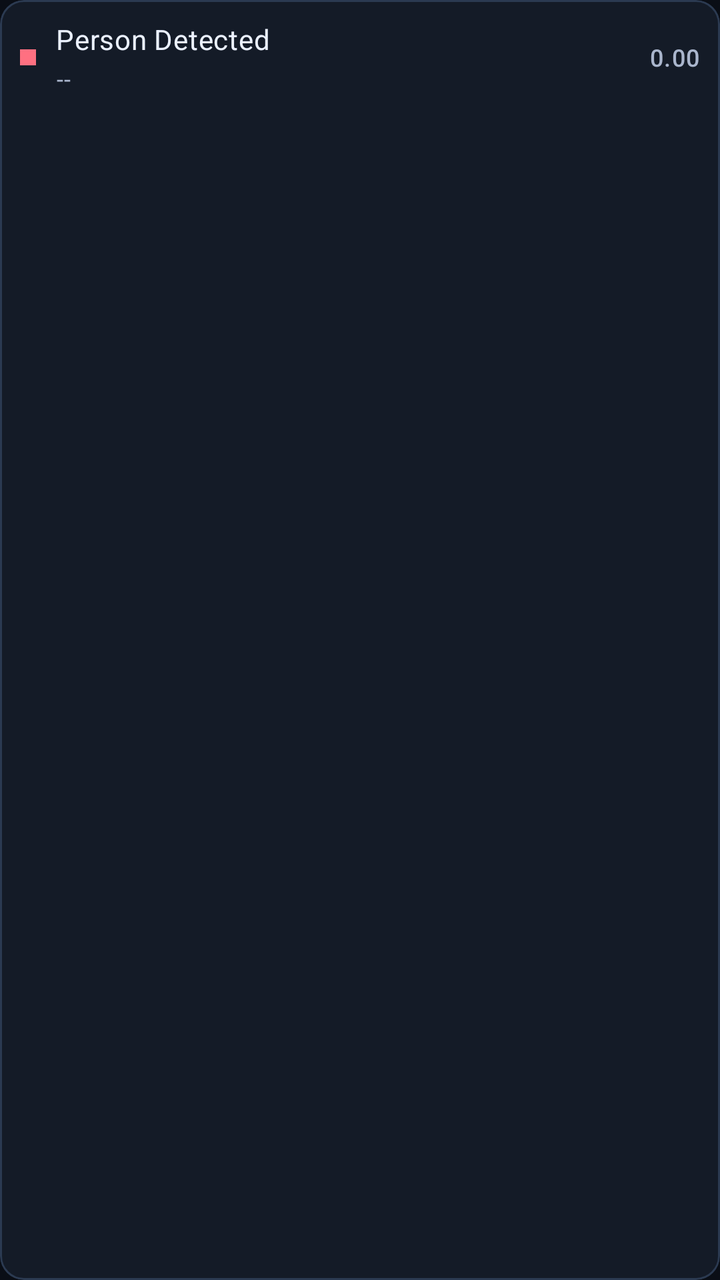
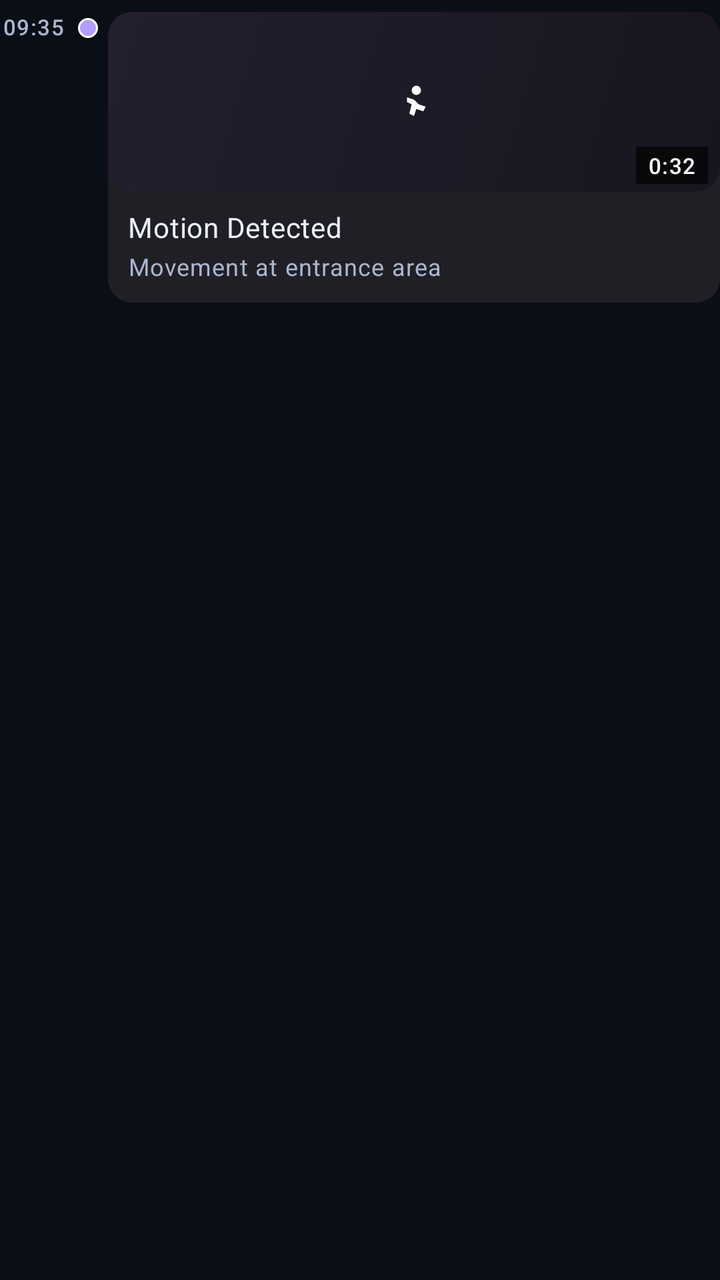

An Android layout rendered at two revisions. The XML below is the earlier revision; the diff shows what the commit changed to produce the second picture.
<!-- AndroidManifest.xml: application theme Theme.RealLive -->
<!-- res/layout/item_timeline_event.xml -->
<?xml version="1.0" encoding="utf-8"?>
<com.google.android.material.card.MaterialCardView xmlns:android="http://schemas.android.com/apk/res/android"
    xmlns:app="http://schemas.android.com/apk/res-auto"
    android:layout_width="match_parent"
    android:layout_height="wrap_content"
    android:layout_marginBottom="@dimen/space_8"
    app:cardBackgroundColor="?attr/colorSurface"
    app:cardCornerRadius="@dimen/radius_12"
    app:cardElevation="0dp"
    app:strokeColor="?attr/colorOutlineVariant"
    app:strokeWidth="1dp">

    <LinearLayout
        android:layout_width="match_parent"
        android:layout_height="wrap_content"
        android:orientation="horizontal"
        android:padding="@dimen/space_10">

        <View
            android:id="@+id/event_dot"
            android:layout_width="8dp"
            android:layout_height="8dp"
            android:layout_gravity="center_vertical"
            android:background="?attr/colorError" />

        <LinearLayout
            android:layout_width="0dp"
            android:layout_height="wrap_content"
            android:layout_marginStart="@dimen/space_10"
            android:layout_weight="1"
            android:orientation="vertical">

            <TextView
                android:id="@+id/event_title"
                android:layout_width="match_parent"
                android:layout_height="wrap_content"
                android:text="Person Detected"
                android:textAppearance="@style/TextAppearance.Material3.BodyMedium"
                android:textColor="?attr/colorOnSurface" />

            <TextView
                android:id="@+id/event_time"
                android:layout_width="match_parent"
                android:layout_height="wrap_content"
                android:layout_marginTop="@dimen/space_2"
                android:text="--"
                android:textAppearance="@style/TextAppearance.Material3.BodySmall"
                android:textColor="?attr/colorOnSurfaceVariant" />
        </LinearLayout>

        <TextView
            android:id="@+id/event_score"
            android:layout_width="wrap_content"
            android:layout_height="wrap_content"
            android:layout_gravity="center_vertical"
            android:text="0.00"
            android:textAppearance="@style/TextAppearance.Material3.LabelMedium"
            android:textColor="?attr/colorOnSurfaceVariant" />
    </LinearLayout>
</com.google.android.material.card.MaterialCardView>
<!-- resources referenced by this layout -->
<resources>
  <dimen name="radius_12">12dp</dimen>
  <dimen name="space_10">10dp</dimen>
  <dimen name="space_2">2dp</dimen>
  <dimen name="space_8">8dp</dimen>
  <style name="Theme.RealLive" parent="Theme.Material3.DayNight.NoActionBar">
          <item name="colorPrimary">@color/rl_brand</item>
          <item name="colorOnPrimary">@color/rl_bg</item>
          <item name="colorPrimaryContainer">@color/rl_brand_soft</item>
          <item name="colorOnPrimaryContainer">@color/rl_text_primary</item>
  
          <item name="colorSecondary">@color/rl_secondary</item>
          <item name="colorOnSecondary">@color/rl_bg</item>
          <item name="colorSecondaryContainer">@color/rl_secondary_soft</item>
          <item name="colorOnSecondaryContainer">@color/rl_text_primary</item>
  
          <item name="colorTertiary">@color/rl_tertiary</item>
          <item name="colorOnTertiary">@color/rl_bg</item>
          <item name="colorTertiaryContainer">@color/rl_tertiary_soft</item>
          <item name="colorOnTertiaryContainer">@color/rl_text_primary</item>
  
          <item name="colorError">@color/rl_error</item>
          <item name="colorOnError">@color/rl_bg</item>
  
          <item name="colorSurface">@color/rl_surface</item>
          <item name="colorOnSurface">@color/rl_text_primary</item>
          <item name="colorSurfaceVariant">@color/rl_surface_alt</item>
          <item name="colorOnSurfaceVariant">@color/rl_text_secondary</item>
          <item name="colorOutline">@color/rl_border</item>
          <item name="colorOutlineVariant">@color/rl_border</item>
  
          <item name="android:colorBackground">@color/rl_bg</item>
          <item name="colorOnBackground">@color/rl_text_primary</item>
          <item name="android:windowBackground">@color/rl_bg</item>
  
          <item name="android:statusBarColor">@color/rl_bg</item>
          <item name="android:navigationBarColor">@color/rl_bg</item>
          <item name="android:windowLightStatusBar">false</item>
          <item name="android:windowLightNavigationBar">false</item>
      </style>
  <color name="rl_brand">#9CA8FF</color>
  <color name="rl_bg">#0A0E16</color>
  <color name="rl_brand_soft">#29345C</color>
  <color name="rl_text_primary">#EBF1FF</color>
  <color name="rl_secondary">#7EC8FF</color>
  <color name="rl_secondary_soft">#1D3855</color>
  <color name="rl_tertiary">#4ED4B0</color>
  <color name="rl_tertiary_soft">#1F4A43</color>
  <color name="rl_error">#FF7081</color>
  <color name="rl_surface">#141B27</color>
  <color name="rl_surface_alt">#1B2535</color>
  <color name="rl_text_secondary">#AAB6CD</color>
  <color name="rl_border">#2B3A51</color>
</resources>

<!-- the commit's change to res/layout/item_timeline_event.xml (unified diff, before → after) -->
@@ -1,60 +1,116 @@
 <?xml version="1.0" encoding="utf-8"?>
-<com.google.android.material.card.MaterialCardView xmlns:android="http://schemas.android.com/apk/res/android"
+<androidx.constraintlayout.widget.ConstraintLayout xmlns:android="http://schemas.android.com/apk/res/android"
     xmlns:app="http://schemas.android.com/apk/res-auto"
     android:layout_width="match_parent"
     android:layout_height="wrap_content"
-    android:layout_marginBottom="@dimen/space_8"
-    app:cardBackgroundColor="?attr/colorSurface"
-    app:cardCornerRadius="@dimen/radius_12"
-    app:cardElevation="0dp"
-    app:strokeColor="?attr/colorOutlineVariant"
-    app:strokeWidth="1dp">
+    android:paddingTop="6dp"
+    android:paddingBottom="14dp">
+
+    <TextView
+        android:id="@+id/event_time"
+        android:layout_width="40dp"
+        android:layout_height="wrap_content"
+        android:gravity="end"
+        android:paddingEnd="8dp"
+        android:text="09:35"
+        android:textAppearance="@style/TextAppearance.Material3.LabelSmall"
+        android:textColor="?attr/colorOnSurfaceVariant"
+        app:layout_constraintStart_toStartOf="parent"
+        app:layout_constraintTop_toTopOf="parent" />
+
+    <View
+        android:id="@+id/event_dot"
+        android:layout_width="10dp"
+        android:layout_height="10dp"
+        android:layout_marginStart="39dp"
+        android:layout_marginTop="3dp"
+        android:background="@drawable/bg_timeline_dot_default"
+        app:layout_constraintStart_toStartOf="parent"
+        app:layout_constraintTop_toTopOf="parent" />
 
     <LinearLayout
-        android:layout_width="match_parent"
+        android:layout_width="0dp"
         android:layout_height="wrap_content"
-        android:orientation="horizontal"
-        android:padding="@dimen/space_10">
+        android:layout_marginStart="54dp"
+        android:background="@drawable/bg_timeline_card"
+        android:orientation="vertical"
+        app:layout_constraintEnd_toEndOf="parent"
+        app:layout_constraintStart_toStartOf="parent"
+        app:layout_constraintTop_toTopOf="parent">
 
-        <View
-            android:id="@+id/event_dot"
-            android:layout_width="8dp"
-            android:layout_height="8dp"
-            android:layout_gravity="center_vertical"
-            android:background="?attr/colorError" />
+        <FrameLayout
+            android:id="@+id/event_thumb"
+            android:layout_width="match_parent"
+            android:layout_height="90dp"
+            android:background="@drawable/bg_timeline_thumb"
+            android:clipToOutline="true">
+
+            <ImageView
+                android:id="@+id/event_thumb_image"
+                android:layout_width="match_parent"
+                android:layout_height="match_parent"
+                android:scaleType="centerCrop"
+                android:contentDescription="@null" />
+
+            <ImageView
+                android:id="@+id/event_icon"
+                android:layout_width="28dp"
+                android:layout_height="28dp"
+                android:layout_gravity="center"
+                android:src="@drawable/ic_rl_directions_run_24"
+                android:tint="#26FFFFFF" />
+
+            <TextView
+                android:id="@+id/event_duration"
+                android:layout_width="wrap_content"
+                android:layout_height="wrap_content"
+                android:layout_gravity="bottom|end"
+                android:layout_marginEnd="6dp"
+                android:layout_marginBottom="4dp"
+                android:background="#B3000000"
+                android:paddingStart="6dp"
+                android:paddingEnd="6dp"
+                android:paddingTop="2dp"
+                android:paddingBottom="2dp"
+                android:text="0:32"
+                android:textAppearance="@style/TextAppearance.Material3.LabelSmall"
+                android:textColor="@color/white" />
+
+            <View
+                android:layout_width="match_parent"
+                android:layout_height="match_parent"
+                android:background="@drawable/bg_hist_video_grid" />
+        </FrameLayout>
 
         <LinearLayout
-            android:layout_width="0dp"
+            android:layout_width="match_parent"
             android:layout_height="wrap_content"
-            android:layout_marginStart="@dimen/space_10"
-            android:layout_weight="1"
-            android:orientation="vertical">
+            android:orientation="vertical"
+            android:paddingStart="10dp"
+            android:paddingTop="8dp"
+            android:paddingEnd="10dp"
+            android:paddingBottom="10dp">
 
             <TextView
                 android:id="@+id/event_title"
                 android:layout_width="match_parent"
                 android:layout_height="wrap_content"
-                android:text="Person Detected"
+                android:ellipsize="end"
+                android:maxLines="1"
+                android:text="Motion Detected"
                 android:textAppearance="@style/TextAppearance.Material3.BodyMedium"
                 android:textColor="?attr/colorOnSurface" />
 
             <TextView
-                android:id="@+id/event_time"
+                android:id="@+id/event_subtitle"
                 android:layout_width="match_parent"
                 android:layout_height="wrap_content"
-                android:layout_marginTop="@dimen/space_2"
-                android:text="--"
+                android:layout_marginTop="2dp"
+                android:maxLines="2"
+                android:text="Movement at entrance area"
                 android:textAppearance="@style/TextAppearance.Material3.BodySmall"
                 android:textColor="?attr/colorOnSurfaceVariant" />
         </LinearLayout>
+    </LinearLayout>
 
-        <TextView
-            android:id="@+id/event_score"
-            android:layout_width="wrap_content"
-            android:layout_height="wrap_content"
-            android:layout_gravity="center_vertical"
-            android:text="0.00"
-            android:textAppearance="@style/TextAppearance.Material3.LabelMedium"
-            android:textColor="?attr/colorOnSurfaceVariant" />
-    </LinearLayout>
-</com.google.android.material.card.MaterialCardView>
+</androidx.constraintlayout.widget.ConstraintLayout>
<!-- resource entries referenced after the edit -->
@@ -1,9 +1,32 @@
 <!-- resources referenced by this layout -->
 <resources>
-  <dimen name="radius_12">12dp</dimen>
-  <dimen name="space_10">10dp</dimen>
-  <dimen name="space_2">2dp</dimen>
-  <dimen name="space_8">8dp</dimen>
+  <color name="white">#FFFFFF</color>
+  <!-- drawable bg_hist_video_grid (drawable) -->
+  <shape xmlns:android="http://schemas.android.com/apk/res/android">
+      <solid android:color="#05000000" />
+  </shape>
+  <!-- drawable bg_timeline_card (drawable) -->
+  <shape xmlns:android="http://schemas.android.com/apk/res/android">
+      <solid android:color="#211F26" />
+      <corners android:radius="12dp" />
+  </shape>
+  <!-- drawable bg_timeline_dot_default (drawable) -->
+  <shape xmlns:android="http://schemas.android.com/apk/res/android" android:shape="oval">
+      <solid android:color="#B39DFF" />
+      <stroke android:width="1dp" android:color="#FFFFFFFF" />
+  </shape>
+  <!-- drawable bg_timeline_thumb (drawable) -->
+  <shape xmlns:android="http://schemas.android.com/apk/res/android">
+      <gradient
+          android:angle="135"
+          android:endColor="#252030"
+          android:startColor="#1A1520" />
+      <corners android:radius="12dp" />
+  </shape>
+  <!-- drawable ic_rl_directions_run_24 (drawable) -->
+  <vector xmlns:android="http://schemas.android.com/apk/res/android" android:width="24dp" android:height="24dp" android:viewportWidth="24" android:viewportHeight="24">
+    <path android:fillColor="#FFFFFFFF" android:pathData="M13,5a2,2 0 1,1 0,4a2,2 0 0,1 0,-4zM9,10l3,1l2,2l3,1l-1,2l-3,-1l-1,3l-2,-1l1,-4l-2,-1z"/>
+  </vector>
   <style name="Theme.RealLive" parent="Theme.Material3.DayNight.NoActionBar">
           <item name="colorPrimary">@color/rl_brand</item>
           <item name="colorOnPrimary">@color/rl_bg</item>
@@ -33,6 +56,7 @@
           <item name="android:colorBackground">@color/rl_bg</item>
           <item name="colorOnBackground">@color/rl_text_primary</item>
           <item name="android:windowBackground">@color/rl_bg</item>
+          <item name="android:textColorHighlight">@android:color/transparent</item>
   
           <item name="android:statusBarColor">@color/rl_bg</item>
           <item name="android:navigationBarColor">@color/rl_bg</item>
